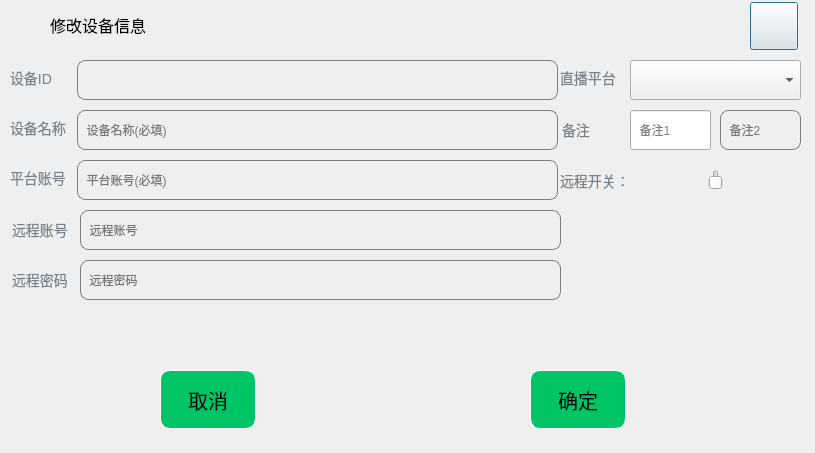
huangjingpei/myobs, file UI/gbs/bizWidgets/GBSModifyDevice.ui: the form before one commit.
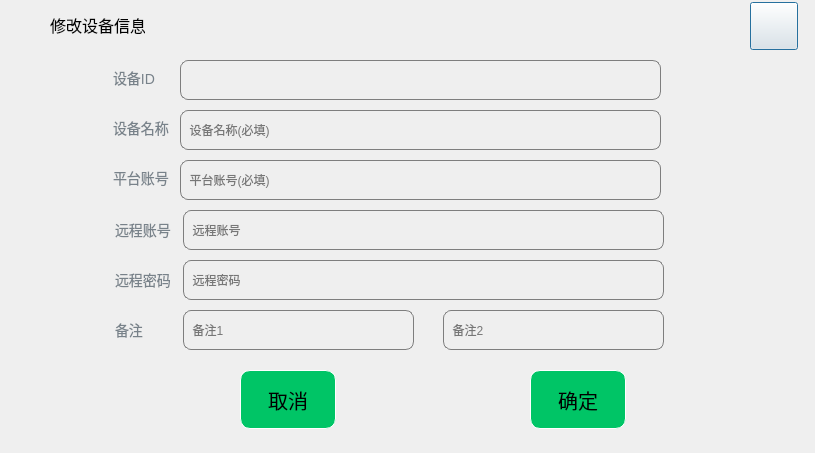
The form after the commit. Icons and pictures are not drawn. Custom widgets are drawn as their Qt base class.

```diff
--- a/UI/gbs/bizWidgets/GBSModifyDevice.ui
+++ b/UI/gbs/bizWidgets/GBSModifyDevice.ui
@@ -77,7 +77,7 @@
    <widget class="QLineEdit" name="leLiveDeviceID">
     <property name="geometry">
      <rect>
-      <x>87</x>
+      <x>190</x>
       <y>10</y>
       <width>481</width>
       <height>40</height>
@@ -99,7 +99,7 @@
    <widget class="QLineEdit" name="leDeviceName">
     <property name="geometry">
      <rect>
-      <x>87</x>
+      <x>190</x>
       <y>60</y>
       <width>481</width>
       <height>40</height>
@@ -137,7 +137,7 @@
    <widget class="QPushButton" name="btnCancel">
     <property name="geometry">
      <rect>
-      <x>170</x>
+      <x>250</x>
       <y>320</y>
       <width>96</width>
       <height>59</height>
@@ -156,7 +156,7 @@
    <widget class="QLineEdit" name="lePlatformAccount">
     <property name="geometry">
      <rect>
-      <x>87</x>
+      <x>190</x>
       <y>110</y>
       <width>481</width>
       <height>40</height>
@@ -175,7 +175,7 @@
    <widget class="QLabel" name="label_2">
     <property name="geometry">
      <rect>
-      <x>20</x>
+      <x>123</x>
       <y>20</y>
       <width>61</width>
       <height>16</height>
@@ -192,7 +192,7 @@
    <widget class="QLabel" name="label_3">
     <property name="geometry">
      <rect>
-      <x>20</x>
+      <x>123</x>
       <y>70</y>
       <width>61</width>
       <height>16</height>
@@ -209,7 +209,7 @@
    <widget class="QLabel" name="label_4">
     <property name="geometry">
      <rect>
-      <x>20</x>
+      <x>123</x>
       <y>120</y>
       <width>61</width>
       <height>16</height>
@@ -223,38 +223,11 @@
      <string>平台账号</string>
     </property>
    </widget>
-   <widget class="QComboBox" name="comboBox">
-    <property name="geometry">
-     <rect>
-      <x>640</x>
-      <y>10</y>
-      <width>171</width>
-      <height>40</height>
-     </rect>
-    </property>
-   </widget>
-   <widget class="QLabel" name="label_7">
-    <property name="geometry">
-     <rect>
-      <x>570</x>
-      <y>20</y>
-      <width>61</width>
-      <height>16</height>
-     </rect>
-    </property>
-    <property name="styleSheet">
-     <string notr="true">color: #78828A;
-font-size: 14px;</string>
-    </property>
-    <property name="text">
-     <string>直播平台</string>
-    </property>
-   </widget>
    <widget class="QLabel" name="label_8">
     <property name="geometry">
      <rect>
-      <x>572</x>
-      <y>70</y>
+      <x>125</x>
+      <y>270</y>
       <width>61</width>
       <height>20</height>
      </rect>
@@ -270,14 +243,17 @@
    <widget class="QLineEdit" name="leRemark1">
     <property name="geometry">
      <rect>
-      <x>640</x>
-      <y>60</y>
-      <width>81</width>
+      <x>193</x>
+      <y>260</y>
+      <width>231</width>
       <height>40</height>
      </rect>
     </property>
     <property name="styleSheet">
-     <string notr="true"/>
+     <string notr="true">background-color:transparent;
+border: 1px solid  #7E7E7E;
+border-radius: 8px;
+</string>
     </property>
     <property name="placeholderText">
      <string>  备注1</string>
@@ -286,9 +262,9 @@
    <widget class="QLineEdit" name="leRemark2">
     <property name="geometry">
      <rect>
-      <x>730</x>
-      <y>60</y>
-      <width>81</width>
+      <x>453</x>
+      <y>260</y>
+      <width>221</width>
       <height>40</height>
      </rect>
     </property>
@@ -305,7 +281,7 @@
    <widget class="QLineEdit" name="leRemoteAccount">
     <property name="geometry">
      <rect>
-      <x>90</x>
+      <x>193</x>
       <y>160</y>
       <width>481</width>
       <height>40</height>
@@ -324,7 +300,7 @@
    <widget class="QLabel" name="label_9">
     <property name="geometry">
      <rect>
-      <x>22</x>
+      <x>125</x>
       <y>170</y>
       <width>61</width>
       <height>20</height>
@@ -341,7 +317,7 @@
    <widget class="QLineEdit" name="leRemotePassword">
     <property name="geometry">
      <rect>
-      <x>90</x>
+      <x>193</x>
       <y>210</y>
       <width>481</width>
       <height>40</height>
@@ -360,7 +336,7 @@
    <widget class="QLabel" name="label_10">
     <property name="geometry">
      <rect>
-      <x>22</x>
+      <x>125</x>
       <y>220</y>
       <width>61</width>
       <height>20</height>
@@ -374,45 +350,8 @@
      <string>远程密码</string>
     </property>
    </widget>
-   <widget class="EllipticalSlider" name="horizontalSlider">
-    <property name="geometry">
-     <rect>
-      <x>640</x>
-      <y>120</y>
-      <width>171</width>
-      <height>20</height>
-     </rect>
-    </property>
-    <property name="maximum">
-     <number>1</number>
-    </property>
-   </widget>
-   <widget class="QLabel" name="label_47">
-    <property name="geometry">
-     <rect>
-      <x>570</x>
-      <y>120</y>
-      <width>66</width>
-      <height>22</height>
-     </rect>
-    </property>
-    <property name="styleSheet">
-     <string notr="true">color: #78828A;
-font-size: 14px;</string>
-    </property>
-    <property name="text">
-     <string>远程开关：</string>
-    </property>
-   </widget>
   </widget>
  </widget>
- <customwidgets>
-  <customwidget>
-   <class>EllipticalSlider</class>
-   <extends>QSlider</extends>
-   <header location="global">gbs/common/EllipticalSlider.h</header>
-  </customwidget>
- </customwidgets>
  <resources>
   <include location="../Resources.qrc"/>
  </resources>
```
